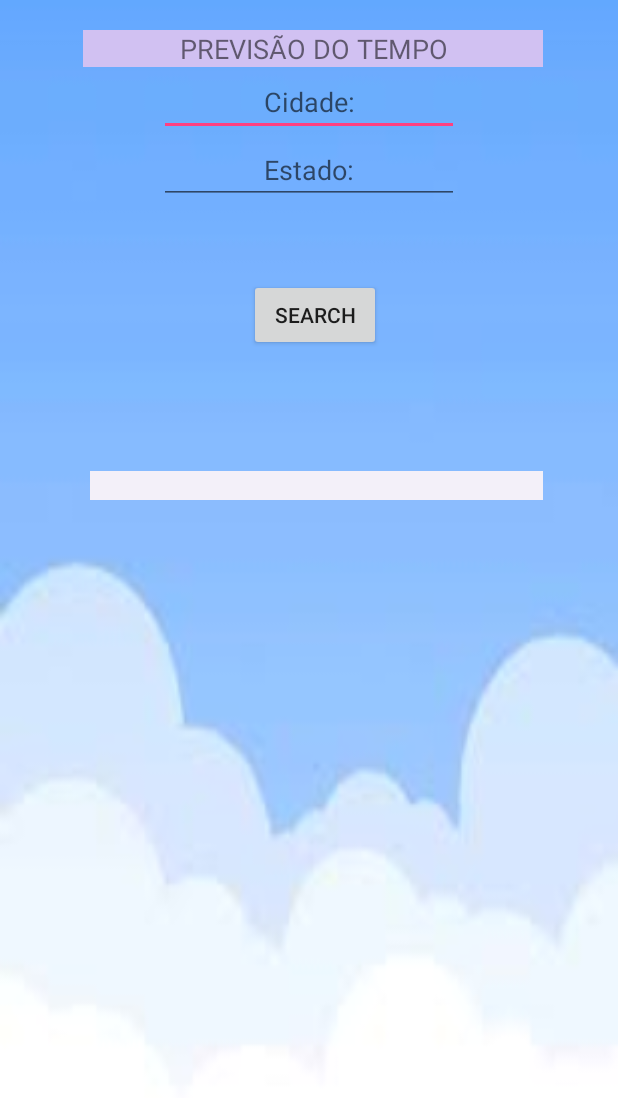
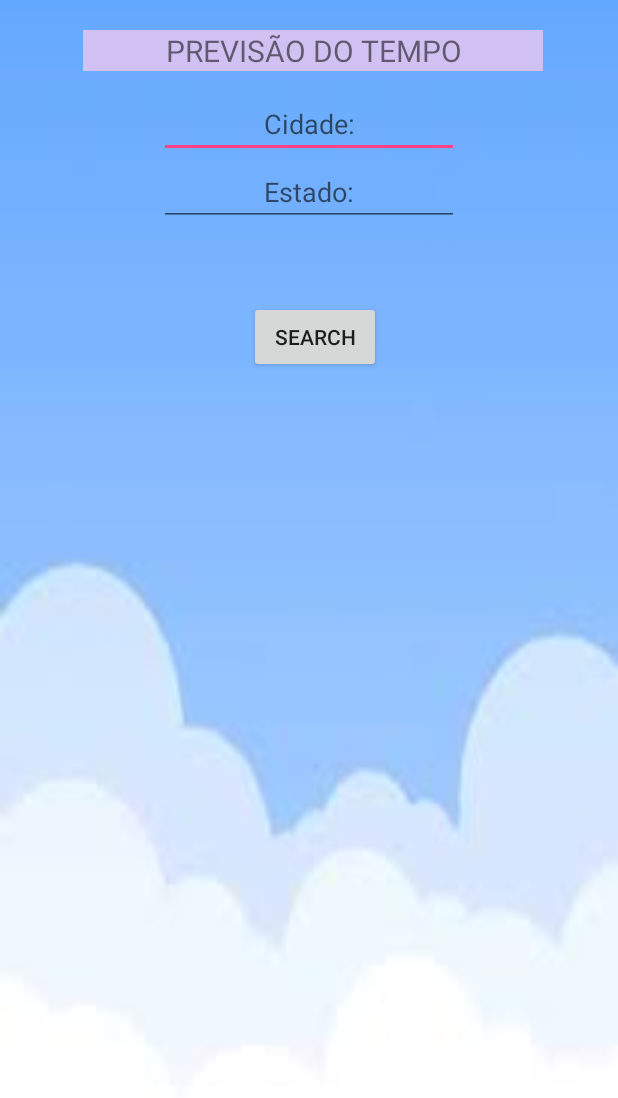
Before and after one commit to daf198103/Previs-o_do_Tempo, an Android app: the screen it shows after launch (MainActivity), on a phone screen of 412 x 824 dp. Shown: the top 1098 px of the screen. Run offline under Robolectric (Android 15) with nearby library versions, the phone set to English and light mode, and no system bars.

Commit message:
Update activity_main.xml

```diff
--- a/app/src/main/res/layout/activity_main.xml
+++ b/app/src/main/res/layout/activity_main.xml
@@ -18,7 +18,7 @@
             android:layout_width="match_parent"
             android:layout_height="wrap_content"
             android:background="#d1c1f2"
-            android:textSize="18sp"
+            android:textSize="20sp"
             android:gravity="center"
             android:layout_marginLeft="55dp"
             android:layout_marginRight="50dp"
@@ -32,10 +32,9 @@
             android:hint="Cidade:"
             android:layout_width="200dp"
             android:layout_height="wrap_content"
-            android:layout_alignParentTop="true"
             android:layout_centerHorizontal="true"
             android:gravity="center"
-            android:layout_marginTop="45dp"
+            android:layout_marginTop="60dp"
             android:maxLength="30">
         </EditText>
 
@@ -69,13 +68,15 @@
             android:text="@string/results"
             android:layout_width="match_parent"
             android:layout_height="wrap_content"
-            android:layout_marginTop="-20dp"
-            android:layout_marginLeft="60dp"
-            android:layout_marginRight="50dp"
+            android:layout_marginTop="0dp"
+            android:layout_marginLeft="40dp"
+            android:layout_marginRight="30dp"
             android:layout_marginBottom="50dp"
-            android:background="#f3f0f9"
+            android:background="@drawable/resposta"
             android:gravity="center"
+            android:textSize="17sp"
             android:layout_below="@+id/buttonSearch"
+            android:visibility="invisible"
             android:layout_alignParentLeft="@+id/buttonSearch">
         </TextView>
 
```
